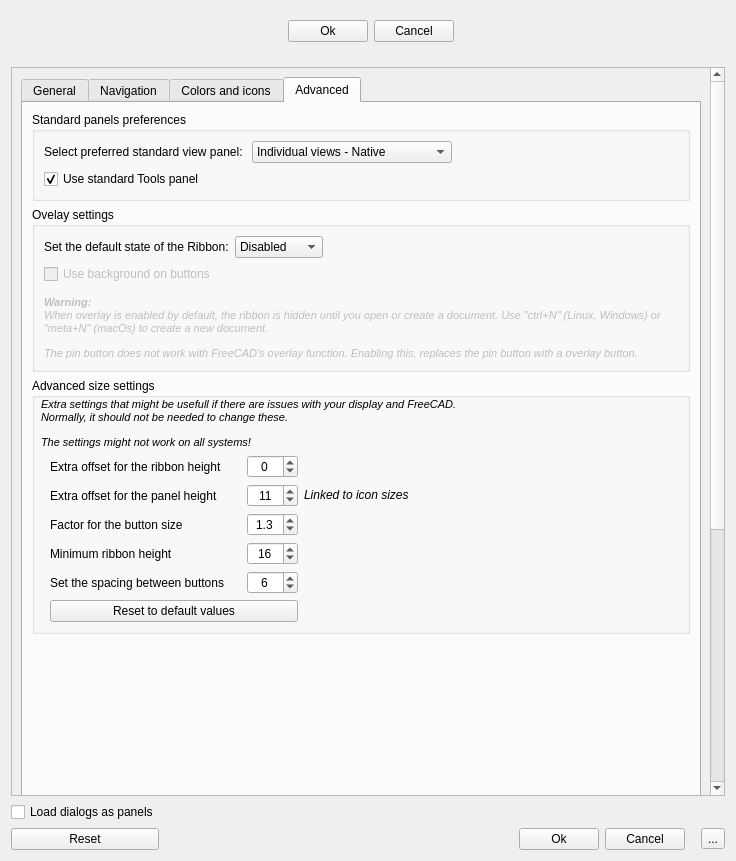
This is Resources/ui/Settings.ui in APEbbers/FreeCAD-Ribbon as Qt 5 draws it before an edit. The edited form follows.
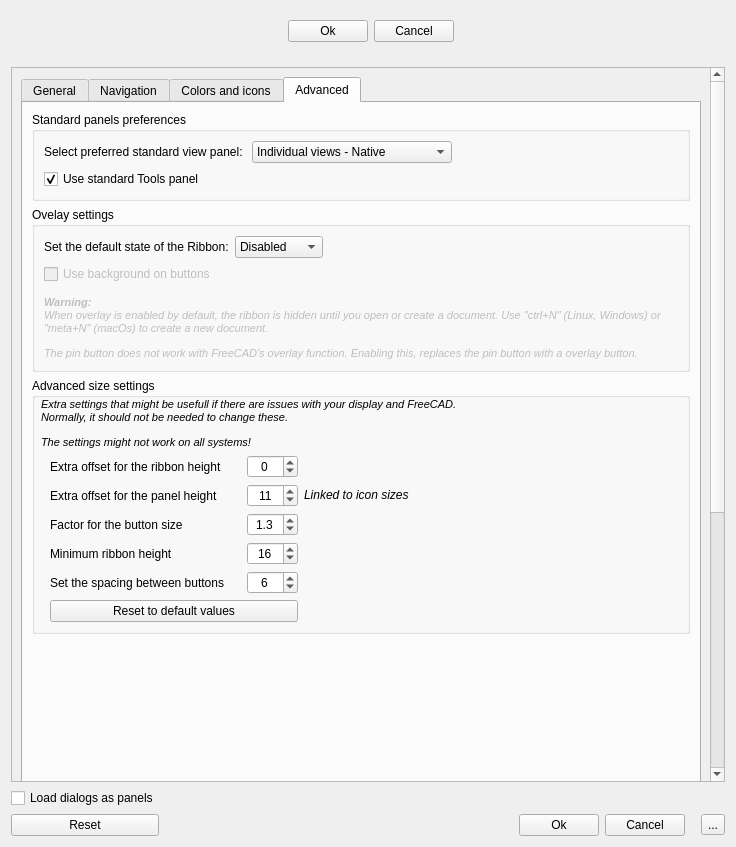
This is the edited form. Custom widgets are drawn as their Qt base class.

Commit message: Improvements and simplifing size settings - 3

The edit to the form file:
```diff
--- a/Resources/ui/Settings.ui
+++ b/Resources/ui/Settings.ui
@@ -10,7 +10,7 @@
     <x>0</x>
     <y>0</y>
     <width>736</width>
-    <height>861</height>
+    <height>847</height>
    </rect>
   </property>
   <property name="sizePolicy">
@@ -45,7 +45,7 @@
        <property name="minimumSize">
         <size>
          <width>0</width>
-         <height>550</height>
+         <height>0</height>
         </size>
        </property>
        <property name="widgetResizable">
```
The commit also changes 1 other file.
